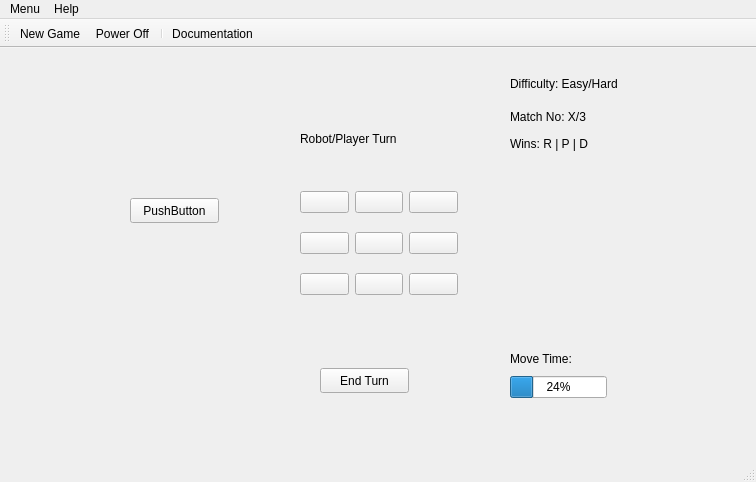
Old version of the form TicTacToe/mainwindow.ui in the repository UNSW-MTRN4230-T2-2021/major-project-mtrn4230-H15A_cough_armie_ettiquette.
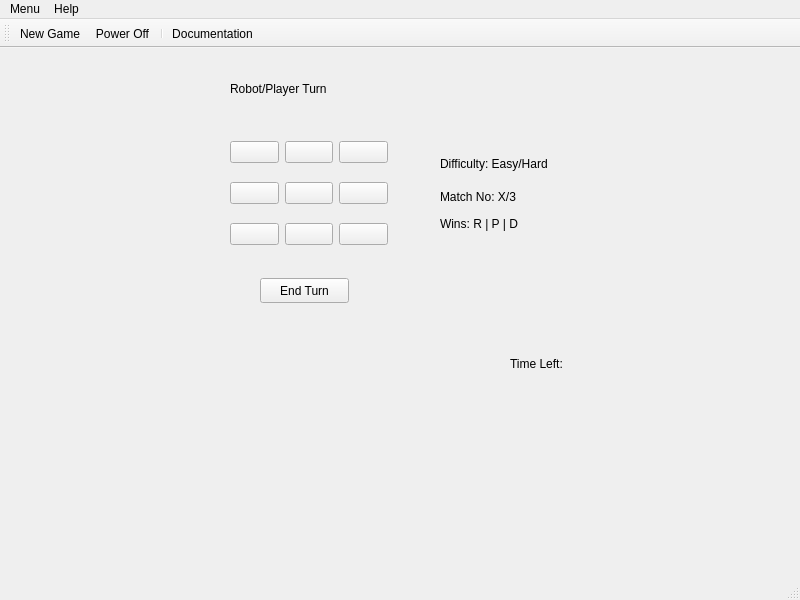
New version of the form. Icons and pictures are not drawn.

Commit message: Updated UI with publish/subscribe capacity and functionality for 'End Turn' button. Data output to topic msgsToController: - Integer 0 at start of program - Integer 3 after pressing 'End Turn'

```diff
--- a/TicTacToe/mainwindow.ui
+++ b/TicTacToe/mainwindow.ui
@@ -6,45 +6,19 @@
    <rect>
     <x>0</x>
     <y>0</y>
-    <width>756</width>
-    <height>482</height>
+    <width>800</width>
+    <height>600</height>
    </rect>
   </property>
   <property name="windowTitle">
    <string>UserInterface</string>
   </property>
   <widget class="QWidget" name="centralwidget">
-   <widget class="QWidget" name="layoutWidget">
-    <property name="geometry">
-     <rect>
-      <x>510</x>
-      <y>300</y>
-      <width>97</width>
-      <height>50</height>
-     </rect>
-    </property>
-    <layout class="QVBoxLayout" name="verticalLayout">
-     <item>
-      <widget class="QLabel" name="label">
-       <property name="text">
-        <string>Move Time: </string>
-       </property>
-      </widget>
-     </item>
-     <item>
-      <widget class="QProgressBar" name="progressBar">
-       <property name="value">
-        <number>24</number>
-       </property>
-      </widget>
-     </item>
-    </layout>
-   </widget>
    <widget class="QPushButton" name="pushButton">
     <property name="geometry">
      <rect>
-      <x>320</x>
-      <y>320</y>
+      <x>260</x>
+      <y>230</y>
       <width>89</width>
       <height>25</height>
      </rect>
@@ -53,63 +27,11 @@
      <string>End Turn</string>
     </property>
    </widget>
-   <widget class="QLabel" name="label_2">
+   <widget class="QWidget" name="layoutWidget">
     <property name="geometry">
      <rect>
-      <x>510</x>
-      <y>20</y>
-      <width>171</width>
-      <height>31</height>
-     </rect>
-    </property>
-    <property name="text">
-     <string>Difficulty: Easy/Hard</string>
-    </property>
-   </widget>
-   <widget class="QLabel" name="label_3">
-    <property name="geometry">
-     <rect>
-      <x>510</x>
+      <x>230</x>
       <y>80</y>
-      <width>151</width>
-      <height>31</height>
-     </rect>
-    </property>
-    <property name="text">
-     <string>Wins: R | P | D</string>
-    </property>
-   </widget>
-   <widget class="QLabel" name="label_4">
-    <property name="geometry">
-     <rect>
-      <x>510</x>
-      <y>60</y>
-      <width>121</width>
-      <height>17</height>
-     </rect>
-    </property>
-    <property name="text">
-     <string>Match No: X/3</string>
-    </property>
-   </widget>
-   <widget class="QLabel" name="label_5">
-    <property name="geometry">
-     <rect>
-      <x>300</x>
-      <y>70</y>
-      <width>131</width>
-      <height>41</height>
-     </rect>
-    </property>
-    <property name="text">
-     <string>Robot/Player Turn</string>
-    </property>
-   </widget>
-   <widget class="QWidget" name="layoutWidget">
-    <property name="geometry">
-     <rect>
-      <x>300</x>
-      <y>130</y>
       <width>158</width>
       <height>131</height>
      </rect>
@@ -180,17 +102,69 @@
      </item>
     </layout>
    </widget>
-   <widget class="QPushButton" name="pushButton_2">
+   <widget class="QLabel" name="scoreLabel">
     <property name="geometry">
      <rect>
-      <x>130</x>
-      <y>150</y>
-      <width>89</width>
-      <height>25</height>
+      <x>440</x>
+      <y>160</y>
+      <width>151</width>
+      <height>31</height>
      </rect>
     </property>
     <property name="text">
-     <string>PushButton</string>
+     <string>Wins: R | P | D</string>
+    </property>
+   </widget>
+   <widget class="QLabel" name="difficultyLabel">
+    <property name="geometry">
+     <rect>
+      <x>440</x>
+      <y>100</y>
+      <width>171</width>
+      <height>31</height>
+     </rect>
+    </property>
+    <property name="text">
+     <string>Difficulty: Easy/Hard</string>
+    </property>
+   </widget>
+   <widget class="QLabel" name="whoseturnLabel">
+    <property name="geometry">
+     <rect>
+      <x>230</x>
+      <y>20</y>
+      <width>131</width>
+      <height>41</height>
+     </rect>
+    </property>
+    <property name="text">
+     <string>Robot/Player Turn</string>
+    </property>
+   </widget>
+   <widget class="QLabel" name="matchnoLabel">
+    <property name="geometry">
+     <rect>
+      <x>440</x>
+      <y>140</y>
+      <width>121</width>
+      <height>17</height>
+     </rect>
+    </property>
+    <property name="text">
+     <string>Match No: X/3</string>
+    </property>
+   </widget>
+   <widget class="QLabel" name="timerLabel">
+    <property name="geometry">
+     <rect>
+      <x>510</x>
+      <y>270</y>
+      <width>161</width>
+      <height>91</height>
+     </rect>
+    </property>
+    <property name="text">
+     <string>Time Left:</string>
     </property>
    </widget>
   </widget>
@@ -199,7 +173,7 @@
     <rect>
      <x>0</x>
      <y>0</y>
-     <width>756</width>
+     <width>800</width>
      <height>22</height>
     </rect>
    </property>
@@ -219,6 +193,7 @@
    <addaction name="menuMenu"/>
    <addaction name="menuHelp"/>
   </widget>
+  <widget class="QStatusBar" name="statusbar"/>
   <widget class="QToolBar" name="toolBar">
    <property name="windowTitle">
     <string>toolBar</string>
@@ -234,14 +209,13 @@
    <addaction name="separator"/>
    <addaction name="actionDocumentation"/>
   </widget>
-  <widget class="QStatusBar" name="statusBar"/>
   <action name="actionNew_Game">
    <property name="icon">
     <iconset resource="../TicTacToeUI/resources.qrc">
      <normaloff>:/menuimgs/images/NewGame.png</normaloff>:/menuimgs/images/NewGame.png</iconset>
    </property>
    <property name="text">
-    <string>New Game </string>
+    <string>New Game</string>
    </property>
   </action>
   <action name="actionPower_Off">
```
Left out of the diff: 16 changed lines with no effect on the pictures. The commit also changes 16 other files.
